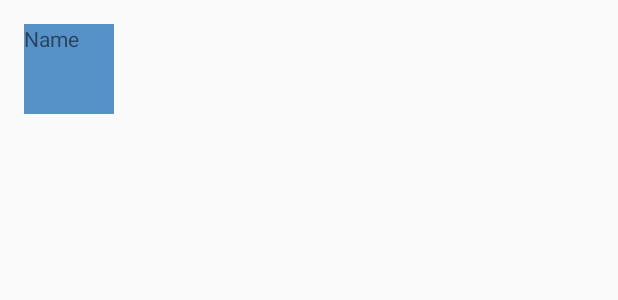
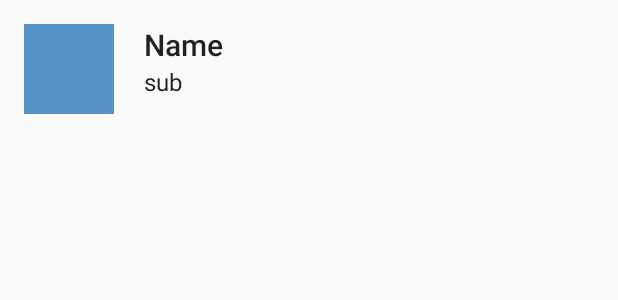
Before and after one commit to eik0021/Serpensortia, an Android app: the layout list_row.xml on its own in the app's theme, with its tools: preview values and no code run, on a phone screen of 412 x 824 dp. Shown: the top 300 px of the screen. Run offline under Robolectric (Android 15) with nearby library versions, the phone set to English and light mode, and no system bars.

Commit message:
animal list done

```diff
--- a/app/src/main/java/com/example/serpensortia/AddAnimalActivity.java
+++ b/app/src/main/java/com/example/serpensortia/AddAnimalActivity.java
@@ -52,7 +52,6 @@ public class AddAnimalActivity extends BaseActivity implements DatePickerDialog.
 
     @Override
     void init() {
-        ActiveAndroid.initialize(getApplication());
 
         reptile = new Reptile();
 
--- a/app/src/main/java/com/example/serpensortia/BaseActivity.java
+++ b/app/src/main/java/com/example/serpensortia/BaseActivity.java
@@ -8,6 +8,7 @@ import android.view.MenuItem;
 import androidx.annotation.NonNull;
 import androidx.appcompat.app.AppCompatActivity;
 
+import com.activeandroid.ActiveAndroid;
 import com.google.android.material.bottomnavigation.BottomNavigationView;
 
 abstract class BaseActivity extends AppCompatActivity implements BottomNavigationView.OnNavigationItemSelectedListener {
@@ -20,6 +21,8 @@ abstract class BaseActivity extends AppCompatActivity implements BottomNavigatio
 
         navigationView = (BottomNavigationView) findViewById(R.id.navigation);
         navigationView.setOnNavigationItemSelectedListener(this);
+
+        ActiveAndroid.initialize(getApplication());
 
         init();
     }
--- a/app/src/main/java/com/example/serpensortia/MainActivity.java
+++ b/app/src/main/java/com/example/serpensortia/MainActivity.java
@@ -59,7 +59,7 @@ public class MainActivity extends AppCompatActivity {
                 super.onAuthenticationSucceeded(result);
                 Toast.makeText(getApplicationContext(), "Úspěšné přihlášení", Toast.LENGTH_SHORT).show();
                Intent intent = new Intent(getApplicationContext(),
-                        AnimalMainActivity.class);
+                        AddAnimalActivity.class);
                 startActivity(intent);
             }
 
--- a/app/src/main/res/layout/activity_animal_main.xml
+++ b/app/src/main/res/layout/activity_animal_main.xml
@@ -19,7 +19,6 @@
         app:layout_constraintTop_toTopOf="parent" />
 
     <include
-        android:id="@+id/include"
         layout="@layout/item_bottom_navigation"
         android:layout_width="match_parent"
         android:layout_height="wrap_content"
--- a/app/src/main/res/layout/list_row.xml
+++ b/app/src/main/res/layout/list_row.xml
@@ -12,9 +12,26 @@
         />
 
     <TextView
+        android:id="@+id/txtName"
+        android:layout_toRightOf="@+id/image"
+        android:layout_marginLeft="20dp"
         android:layout_width="wrap_content"
         android:layout_height="wrap_content"
+        style="@style/TextAppearance.AppCompat.Title"
         android:text="Name"
         />
 
+    <TextView
+        android:id="@+id/txtSub"
+        android:layout_toRightOf="@+id/image"
+        android:layout_marginLeft="20dp"
+        android:layout_width="wrap_content"
+        android:layout_height="wrap_content"
+        android:layout_below="@+id/txtName"
+        style="@style/TextAppearance.AppCompat.SearchResult.Subtitle"
+        android:text="sub"
+        />
+
+
+
 </RelativeLayout>
```
Also changed, not shown: app/src/main/java/com/example/serpensortia/AnimalMainActivity.java (+24 -4 lines), app/src/main/java/com/example/serpensortia/adapter/ReptileAdapter.java (added, +57 -0 lines), app/src/main/java/com/example/serpensortia/model/Reptile.java (+7 -0 lines).
